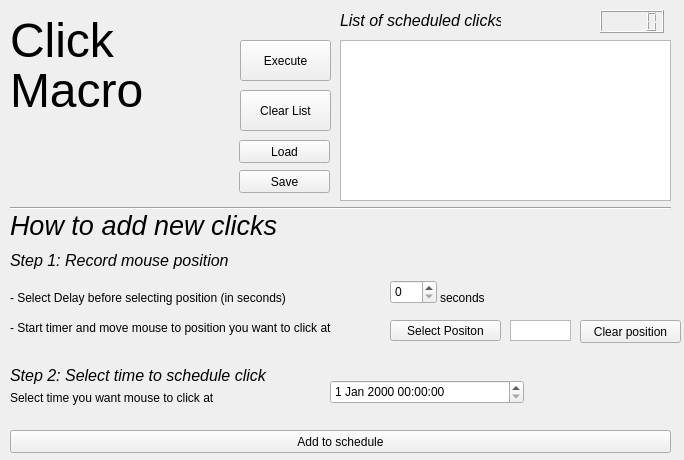
The window that clickMacro.ui (alecmoran7/AutomatedClicker) describes before a commit, drawn with Qt 5.
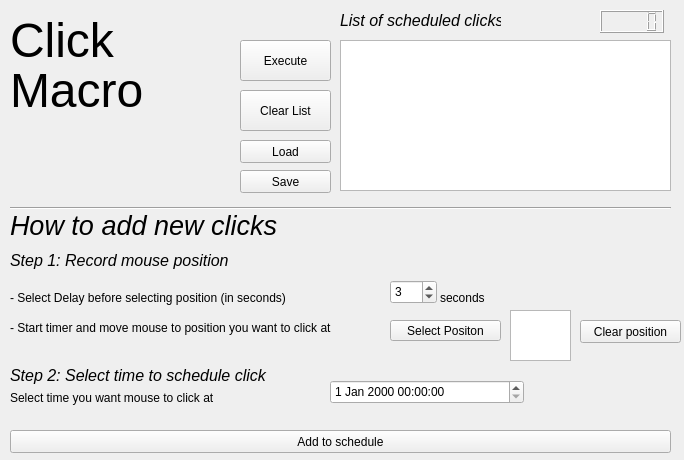
The same window after the commit.

Commit message: Added UI template and compiled it to python code

The edit to the form file:
```diff
--- a/clickMacro.ui
+++ b/clickMacro.ui
@@ -13,17 +13,7 @@
   <property name="windowTitle">
    <string>Form</string>
   </property>
-  <widget class="QTableView" name="tableView">
-   <property name="geometry">
-    <rect>
-     <x>340</x>
-     <y>40</y>
-     <width>331</width>
-     <height>161</height>
-    </rect>
-   </property>
-  </widget>
-  <widget class="QPushButton" name="pushButton">
+  <widget class="QPushButton" name="positionButton">
    <property name="geometry">
     <rect>
      <x>390</x>
@@ -74,6 +64,9 @@
      <height>24</height>
     </rect>
    </property>
+   <property name="value">
+    <number>3</number>
+   </property>
   </widget>
   <widget class="QLabel" name="label_2">
    <property name="geometry">
@@ -230,7 +223,7 @@
   <widget class="QPushButton" name="pushButton_6">
    <property name="geometry">
     <rect>
-     <x>239</x>
+     <x>240</x>
      <y>170</y>
      <width>91</width>
      <height>23</height>
@@ -243,7 +236,7 @@
   <widget class="QPushButton" name="pushButton_7">
    <property name="geometry">
     <rect>
-     <x>239</x>
+     <x>240</x>
      <y>140</y>
      <width>91</width>
      <height>23</height>
@@ -325,16 +318,13 @@
     <string>seconds</string>
    </property>
   </widget>
-  <widget class="QTextBrowser" name="textBrowser">
-   <property name="enabled">
-    <bool>true</bool>
-   </property>
+  <widget class="QTextEdit" name="positionDisplay">
    <property name="geometry">
     <rect>
      <x>510</x>
-     <y>320</y>
+     <y>310</y>
      <width>61</width>
-     <height>21</height>
+     <height>51</height>
     </rect>
    </property>
    <property name="acceptDrops">
@@ -347,6 +337,19 @@
     <enum>Qt::ScrollBarAlwaysOff</enum>
    </property>
   </widget>
+  <widget class="QTableWidget" name="scheduleTable">
+   <property name="geometry">
+    <rect>
+     <x>340</x>
+     <y>40</y>
+     <width>331</width>
+     <height>151</height>
+    </rect>
+   </property>
+   <property name="horizontalScrollBarPolicy">
+    <enum>Qt::ScrollBarAlwaysOff</enum>
+   </property>
+  </widget>
  </widget>
  <resources/>
  <connections/>
```
Left out of the diff: 25 changed lines with no effect on the pictures. The commit also changes 1 other file.
